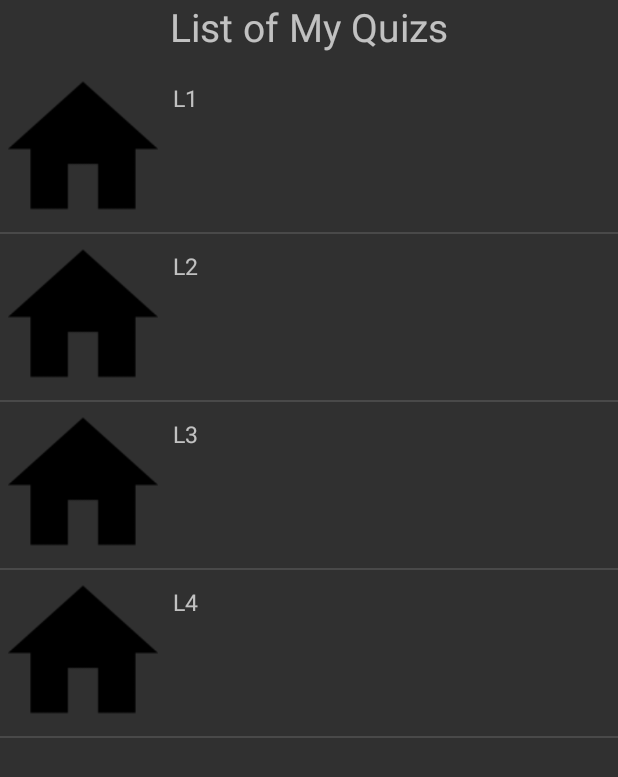
After one commit to pevidex/CMU, an Android app: the MyQuizActivity screen opened directly, with no data from a screen before it, on a phone screen of 412 x 824 dp. The commit adds this screen. Shown: the top 777 px of the screen. Run offline under Robolectric (Android 15) with nearby library versions, the phone set to English and light mode, and no system bars.

Commit message:
add the myquiz page

```diff
--- a/CMU/app/src/main/AndroidManifest.xml
+++ b/CMU/app/src/main/AndroidManifest.xml
@@ -13,7 +13,7 @@
         android:supportsRtl="true"
         android:theme="@style/AppTheme"
         android:name="com.cmu.group22.hoponcmu.GlobalContext">
-        <activity android:name=".LoginActivity">
+        <activity android:name=".MainActivity">
             <intent-filter>
                 <action android:name="android.intent.action.MAIN" />
                 <category android:name="android.intent.category.LAUNCHER" />
@@ -21,7 +21,9 @@
         </activity>
         <activity android:name=".CurrentQuizActivity"></activity>
         <activity android:name=".RegisterActivity"></activity>
-        <activity android:name=".MainActivity">
+        <activity android:name=".LoginActivity">
         </activity>
+        <activity android:name=".QuizResultActivity"></activity>
+        <activity android:name=".MyQuizActivity"></activity>
     </application>
 </manifest>
--- a/CMU/app/src/main/java/com/cmu/group22/hoponcmu/MainActivity.java
+++ b/CMU/app/src/main/java/com/cmu/group22/hoponcmu/MainActivity.java
@@ -36,8 +36,6 @@ public class MainActivity extends AppCompatActivity {
 
         super.onCreate(savedInstanceState);
         setContentView(R.layout.activity_main);
-
-        Log.d("ATLAS","on create main activity");
 
         final GlobalContext globalContext = (GlobalContext) getApplicationContext();
         Log.d("MainActivity ",  Integer.toString(globalContext.getSessionId()));
@@ -81,7 +79,7 @@ public class MainActivity extends AppCompatActivity {
         img_myquizs.setClickable(true);
         img_myquizs.setOnClickListener(new View.OnClickListener() {
             public void onClick(View v) {
-                Intent intent = new Intent(v.getContext(), LoginActivity.class);//TODO:change me
+                Intent intent = new Intent(v.getContext(), MyQuizActivity.class);//TODO:change me
                 startActivity(intent);
             }
         });
--- /dev/null
+++ b/CMU/app/src/main/java/com/cmu/group22/hoponcmu/MyQuizActivity.java
@@ -0,0 +1,58 @@
+package com.cmu.group22.hoponcmu;
+
+import android.content.Intent;
+import android.os.Bundle;
+import android.support.v7.app.AppCompatActivity;
+import android.util.Log;
+import android.view.View;
+import android.widget.AdapterView;
+import android.widget.ListView;
+
+import java.util.ArrayList;
+
+import classes.Location;
+
+public class MyQuizActivity extends AppCompatActivity {
+
+    ListView listView;
+
+    ArrayList<Location> locations=null;
+
+
+    protected void onCreate(Bundle savedInstanceState){
+        super.onCreate(savedInstanceState);
+        setContentView(R.layout.activity_myquiz);
+
+        listView = (ListView) findViewById(R.id.listView_myquiz);
+
+        setMyquiz(locations);
+
+    }
+    public void test(){
+
+    }
+
+    private void setMyquiz(ArrayList< Location > locations){
+        //this.locations = locations;
+
+        //for debug
+        locations = new ArrayList<>();
+        locations.add(new Location("L1","res/123.jpg"));
+        locations.add(new Location("L2","res/123.jpg"));
+        locations.add(new Location("L3","res/123.jpg"));
+        locations.add(new Location("L4","res/123.jpg"));
+
+        listView.setAdapter(new InitLocations(this,locations));
+        listView.setOnItemClickListener(quizClickListener);
+
+    }
+
+    private AdapterView.OnItemClickListener quizClickListener = new AdapterView.OnItemClickListener() {
+        @Override
+        public void onItemClick(AdapterView<?> adapterView, View view, int i, long l) {
+            Intent intent = new Intent(view.getContext(), QuizResultActivity.class);
+            intent.putExtra("index_of_quiz",i);
+            startActivity(intent);
+        }
+    };
+}
--- /dev/null
+++ b/CMU/app/src/main/res/layout/activity_myquiz.xml
@@ -0,0 +1,24 @@
+<?xml version="1.0" encoding="utf-8"?>
+<android.support.constraint.ConstraintLayout
+    xmlns:android="http://schemas.android.com/apk/res/android"
+    xmlns:app="http://schemas.android.com/apk/res-auto"
+    android:layout_width="match_parent"
+    android:layout_height="match_parent">
+
+    <TextView
+        android:id="@+id/textView_title"
+        android:layout_width="fill_parent"
+        android:layout_height="36dp"
+        android:gravity="center"
+        android:text="List of My Quizs"
+        android:textSize="26dp"
+        app:layout_constraintTop_toTopOf="parent" />
+
+    <ListView
+        android:id="@+id/listView_myquiz"
+        android:layout_width="fill_parent"
+        android:layout_height="0dp"
+        android:layout_marginTop="8dp"
+        app:layout_constraintBottom_toBottomOf="parent"
+        app:layout_constraintTop_toBottomOf="@+id/textView_title" />
+</android.support.constraint.ConstraintLayout>
```
Also changed, not shown: CMU/app/src/main/java/com/cmu/group22/hoponcmu/QuizResultActivity.java (added, +19 -0 lines).
